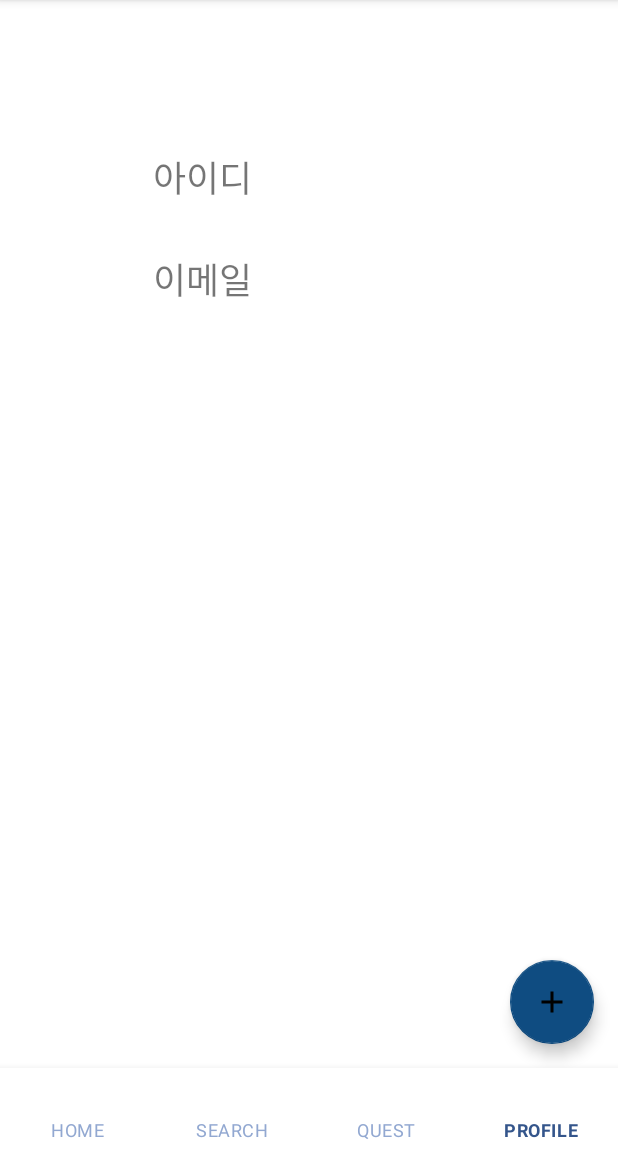
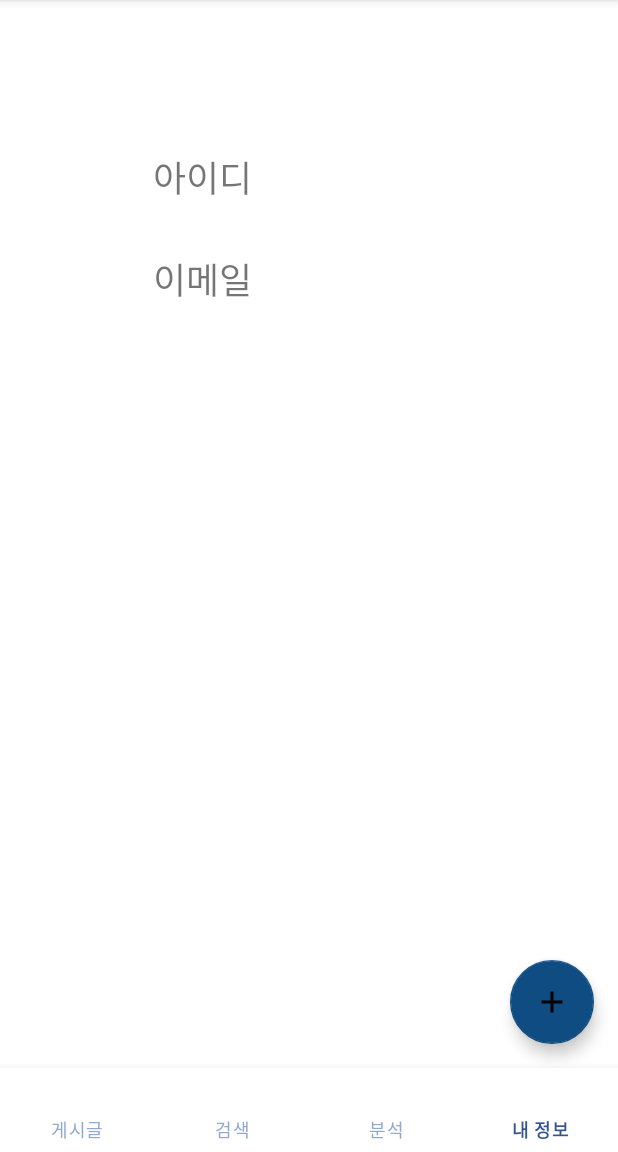
Before and after one commit to easyone1372/Aram_Android, an Android app: the MainActivity screen opened directly, with no data from a screen before it, item 4 of the bottom bar chosen, on a phone screen of 412 x 824 dp, the part 84-1236 px from its top. Run offline under Robolectric (Android 15) with nearby library versions, the phone set to English and light mode, and no system bars; network calls fail; pictures from the network do not load; 2 statements that could not run were skipped.

Commit message:
아이고 왜 안되냐 죽겠다 증말

```diff
--- a/app/src/main/java/com/example/aram/MainActivity.java
+++ b/app/src/main/java/com/example/aram/MainActivity.java
@@ -41,7 +41,7 @@ public class MainActivity extends AppCompatActivity {
         super.onCreate(savedInstanceState);
         setContentView(R.layout.activity_main);
 
-        imageView = findViewById(R.id.imageView);
+//        imageView = findViewById(R.id.imageView);
         FloatingActionButton fab = findViewById(R.id.fab_btn);
         fab.setOnClickListener(new View.OnClickListener() {
             @Override
--- a/app/src/main/java/com/example/aram/MainMenuHomeFragment.java
+++ b/app/src/main/java/com/example/aram/MainMenuHomeFragment.java
@@ -7,6 +7,7 @@ import androidx.fragment.app.Fragment;
 import android.view.LayoutInflater;
 import android.view.View;
 import android.view.ViewGroup;
+import android.widget.ImageView;
 import android.widget.LinearLayout;
 import android.widget.ScrollView;
 
@@ -64,6 +65,7 @@ public class MainMenuHomeFragment extends Fragment {
         ViewGroup rootView = (ViewGroup)inflater.inflate(R.layout.fragment_main_menu_home,container,false);
 
         final ScrollView scrollView = (ScrollView)rootView.findViewById(R.id.home_scroll);
+
         scrollView.post(new Runnable() {
             @Override
             public void run() {
--- a/app/src/main/java/com/example/aram/MainMenuProfileFragment.java
+++ b/app/src/main/java/com/example/aram/MainMenuProfileFragment.java
@@ -26,7 +26,7 @@ public class MainMenuProfileFragment extends Fragment {
     private String mParam1;
     private String mParam2;
 
-    private TextView tv_id, tv_email;
+
     public MainMenuProfileFragment() {
         // Required empty public constructor
     }
@@ -65,8 +65,8 @@ public class MainMenuProfileFragment extends Fragment {
                              Bundle savedInstanceState) {
         // Inflate the layout for this fragment
         ViewGroup rootView = (ViewGroup) inflater.inflate(R.layout.fragment_main_menu_profile, container, false);
-        tv_id = rootView.findViewById(R.id.tv_id);
-        tv_email = rootView.findViewById(R.id.tv_email);
+        TextView tv_id = rootView.findViewById(R.id.tv_id);
+        TextView tv_email = rootView.findViewById(R.id.tv_email);
 
         String userID = this.getArguments().getString("tv_id");
         String userEmail = this.getArguments().getString("tv_email");
--- a/app/src/main/java/com/example/aram/RegisterActivity.java
+++ b/app/src/main/java/com/example/aram/RegisterActivity.java
@@ -69,7 +69,7 @@ public class RegisterActivity extends AppCompatActivity {
                     return;
                 }
 
-                Response.Listener<String> responseListner = new Response.Listener<String>() {
+                Response.Listener<String> responseListener = new Response.Listener<String>() {
                     @Override
                     public void onResponse(String response) {
                         try{
@@ -94,7 +94,7 @@ public class RegisterActivity extends AppCompatActivity {
                         }
                     }
                 };
-                ValidateRequestActivity validateRequest = new ValidateRequestActivity(UserID,responseListner);
+                ValidateRequestActivity validateRequest = new ValidateRequestActivity(UserID,responseListener);
                 RequestQueue queue = Volley.newRequestQueue(RegisterActivity.this);
                 queue.add(validateRequest);
             }
--- a/app/src/main/java/com/example/aram/ValidateRequestActivity.java
+++ b/app/src/main/java/com/example/aram/ValidateRequestActivity.java
@@ -9,7 +9,7 @@ import java.util.Map;
 
 public class ValidateRequestActivity extends StringRequest {
     //서버 url 설정(php파일 연동)
-    final static private String URL = "http://10.0.2.2:80/try_aram/aram_register.php";
+    final static private String URL = "http://10.0.2.2:80/try_aram/aram_userValidate.php";
     private Map<String, String> map;
 
     public ValidateRequestActivity(String userID, Response.Listener<String>listner){
--- a/app/src/main/res/menu/main_menu_bottom.xml
+++ b/app/src/main/res/menu/main_menu_bottom.xml
@@ -2,14 +2,14 @@
 <menu xmlns:android="http://schemas.android.com/apk/res/android">
     <item
         android:id="@+id/menu_home"
-        android:title="HOME"/>
+        android:title="게시글"/>
     <item
         android:id="@+id/menu_search"
-        android:title="SEARCH"/>
+        android:title="검색"/>
     <item
         android:id="@+id/menu_quest"
-        android:title="QUEST"/>
+        android:title="분석"/>
     <item
         android:id="@+id/menu_profile"
-        android:title="PROFILE"/>
+        android:title="내 정보"/>
 </menu>
```
